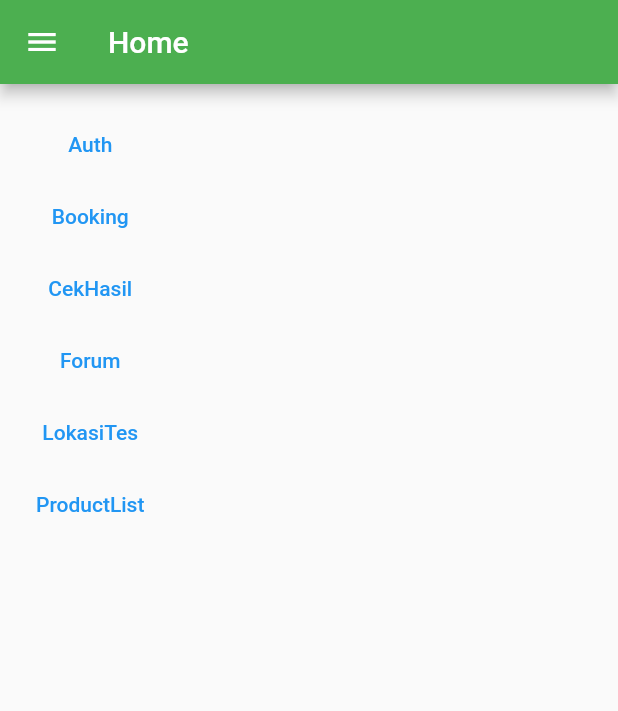
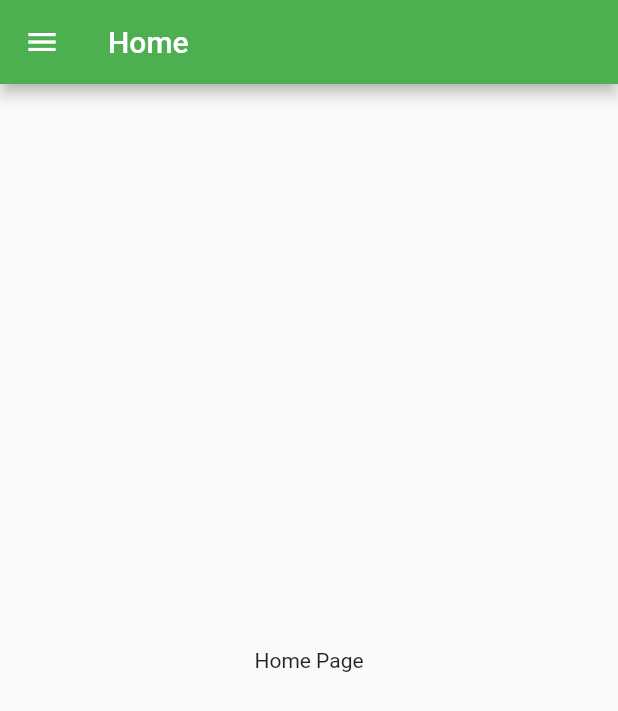
Before and after one commit to cynthiaphlndr/slowlabapp, a Flutter app: the screen it shows after launch, on a phone screen of 412 x 824 dp. Shown: the top 711 px of the screen. Run offline on Flutter 3.47's test engine with Material 2 defaults, Android fonts, the phone set to English and light mode, and no system bars.

Commit message:
Rebase Pages

```diff
--- a/lib/screens/auth/auth.dart
+++ b/lib/screens/auth/auth.dart
@@ -10,18 +10,9 @@ class _AuthPageState extends State<AuthPage> {
   @override
   Widget build(BuildContext context) {
     return Scaffold(
-      appBar: AppBar(
-        title: const Text("Auth"),
-      ),
-      body: SingleChildScrollView(
-        child: Padding(
-          padding: const EdgeInsets.all(16.0),
-          child: Column(
-            mainAxisAlignment: MainAxisAlignment.start,
-            children: const <Widget>[Text("Auth")],
-          ),
+        appBar: AppBar(
+          title: const Text("Auth"),
         ),
-      ),
-    );
+        body: Center(child: Text("Home Page")));
   }
 }
--- a/lib/screens/booking/booking.dart
+++ b/lib/screens/booking/booking.dart
@@ -10,18 +10,9 @@ class _BookingPageState extends State<BookingPage> {
   @override
   Widget build(BuildContext context) {
     return Scaffold(
-      appBar: AppBar(
-        title: const Text("Booking"),
-      ),
-      body: SingleChildScrollView(
-        child: Padding(
-          padding: const EdgeInsets.all(16.0),
-          child: Column(
-            mainAxisAlignment: MainAxisAlignment.start,
-            children: const <Widget>[Text("Booking")],
-          ),
+        appBar: AppBar(
+          title: const Text("Booking"),
         ),
-      ),
-    );
+        body: Center(child: Text("Booking Page")));
   }
 }
--- a/lib/screens/cek_hasil/cek_hasil.dart
+++ b/lib/screens/cek_hasil/cek_hasil.dart
@@ -10,18 +10,9 @@ class _CekHasilPageState extends State<CekHasilPage> {
   @override
   Widget build(BuildContext context) {
     return Scaffold(
-      appBar: AppBar(
-        title: const Text("CekHasil"),
-      ),
-      body: SingleChildScrollView(
-        child: Padding(
-          padding: const EdgeInsets.all(16.0),
-          child: Column(
-            mainAxisAlignment: MainAxisAlignment.start,
-            children: const <Widget>[Text("CekHasil")],
-          ),
+        appBar: AppBar(
+          title: const Text("CekHasil"),
         ),
-      ),
-    );
+        body: Center(child: Text("Cek Hasil Page")));
   }
 }
--- a/lib/screens/forum/forum.dart
+++ b/lib/screens/forum/forum.dart
@@ -10,18 +10,9 @@ class _ForumPageState extends State<ForumPage> {
   @override
   Widget build(BuildContext context) {
     return Scaffold(
-      appBar: AppBar(
-        title: const Text("Forum"),
-      ),
-      body: SingleChildScrollView(
-        child: Padding(
-          padding: const EdgeInsets.all(16.0),
-          child: Column(
-            mainAxisAlignment: MainAxisAlignment.start,
-            children: const <Widget>[Text("Forum")],
-          ),
+        appBar: AppBar(
+          title: const Text("Forum"),
         ),
-      ),
-    );
+        body: Center(child: Text("Forum Page")));
   }
 }
--- a/lib/screens/home/home.dart
+++ b/lib/screens/home/home.dart
@@ -17,98 +17,10 @@ class _HomePageState extends State<HomePage> {
   @override
   Widget build(BuildContext context) {
     return Scaffold(
-      appBar: AppBar(
-        title: const Text("Home"),
-      ),
-      drawer: DrawerNavigation(),
-      body: SingleChildScrollView(
-        child: Padding(
-          padding: const EdgeInsets.all(16.0),
-          child: Column(
-            mainAxisAlignment: MainAxisAlignment.start,
-            children: <Widget>[
-              TextButton(
-                style: ButtonStyle(
-                  foregroundColor:
-                      MaterialStateProperty.all<Color>(Colors.blue),
-                ),
-                onPressed: () {
-                  Navigator.push(
-                      context,
-                      MaterialPageRoute(
-                          builder: (context) => const AuthPage()));
-                },
-                child: const Text('Auth'),
-              ),
-              TextButton(
-                style: ButtonStyle(
-                  foregroundColor:
-                      MaterialStateProperty.all<Color>(Colors.blue),
-                ),
-                onPressed: () {
-                  Navigator.push(
-                      context,
-                      MaterialPageRoute(
-                          builder: (context) => const BookingPage()));
-                },
-                child: const Text('Booking'),
-              ),
-              TextButton(
-                style: ButtonStyle(
-                  foregroundColor:
-                      MaterialStateProperty.all<Color>(Colors.blue),
-                ),
-                onPressed: () {
-                  Navigator.push(
-                      context,
-                      MaterialPageRoute(
-                          builder: (context) => const CekHasilPage()));
-                },
-                child: const Text('CekHasil'),
-              ),
-              TextButton(
-                style: ButtonStyle(
-                  foregroundColor:
-                      MaterialStateProperty.all<Color>(Colors.blue),
-                ),
-                onPressed: () {
-                  Navigator.push(
-                      context,
-                      MaterialPageRoute(
-                          builder: (context) => const ForumPage()));
-                },
-                child: const Text('Forum'),
-              ),
-              TextButton(
-                style: ButtonStyle(
-                  foregroundColor:
-                      MaterialStateProperty.all<Color>(Colors.blue),
-                ),
-                onPressed: () {
-                  Navigator.push(
-                      context,
-                      MaterialPageRoute(
-                          builder: (context) => const LokasiTesPage()));
-                },
-                child: const Text('LokasiTes'),
-              ),
-              TextButton(
-                style: ButtonStyle(
-                  foregroundColor:
-                      MaterialStateProperty.all<Color>(Colors.blue),
-                ),
-                onPressed: () {
-                  Navigator.push(
-                      context,
-                      MaterialPageRoute(
-                          builder: (context) => const ProductListPage()));
-                },
-                child: const Text('ProductList'),
-              ),
-            ],
-          ),
+        appBar: AppBar(
+          title: const Text("Home"),
         ),
-      ),
-    );
+        drawer: DrawerNavigation(),
+        body: Center(child: Text("Home Page")));
   }
 }
--- a/lib/screens/lokasi_tes/lokasi_tes.dart
+++ b/lib/screens/lokasi_tes/lokasi_tes.dart
@@ -10,18 +10,9 @@ class _LokasiTesPageState extends State<LokasiTesPage> {
   @override
   Widget build(BuildContext context) {
     return Scaffold(
-      appBar: AppBar(
-        title: const Text("LokasiTes"),
-      ),
-      body: SingleChildScrollView(
-        child: Padding(
-          padding: const EdgeInsets.all(16.0),
-          child: Column(
-            mainAxisAlignment: MainAxisAlignment.start,
-            children: const <Widget>[Text("LokasiTes")],
-          ),
+        appBar: AppBar(
+          title: const Text("LokasiTes"),
         ),
-      ),
-    );
+        body: Center(child: Text("Lokasi Tes Page")));
   }
 }
--- a/lib/screens/product_list/product_list.dart
+++ b/lib/screens/product_list/product_list.dart
@@ -10,18 +10,9 @@ class _ProductListPageState extends State<ProductListPage> {
   @override
   Widget build(BuildContext context) {
     return Scaffold(
-      appBar: AppBar(
-        title: const Text("ProductList"),
-      ),
-      body: SingleChildScrollView(
-        child: Padding(
-          padding: const EdgeInsets.all(16.0),
-          child: Column(
-            mainAxisAlignment: MainAxisAlignment.start,
-            children: const <Widget>[Text("ProductList")],
-          ),
+        appBar: AppBar(
+          title: const Text("ProductList"),
         ),
-      ),
-    );
+        body: Center(child: Text("Product List Page")));
   }
 }
```
